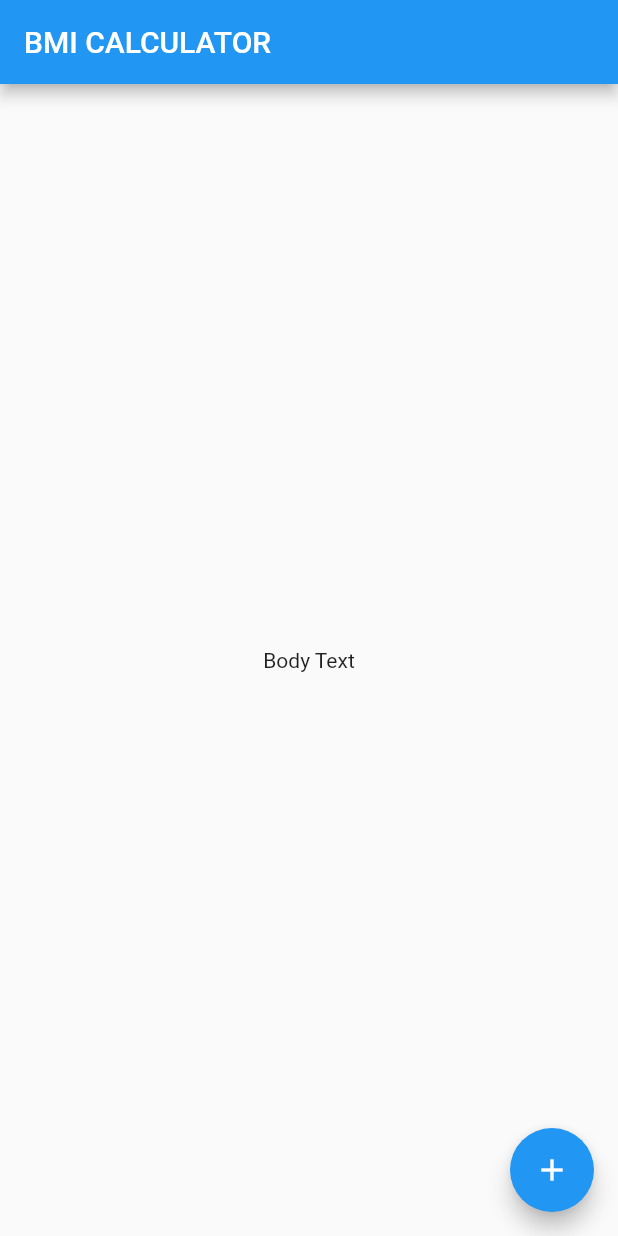
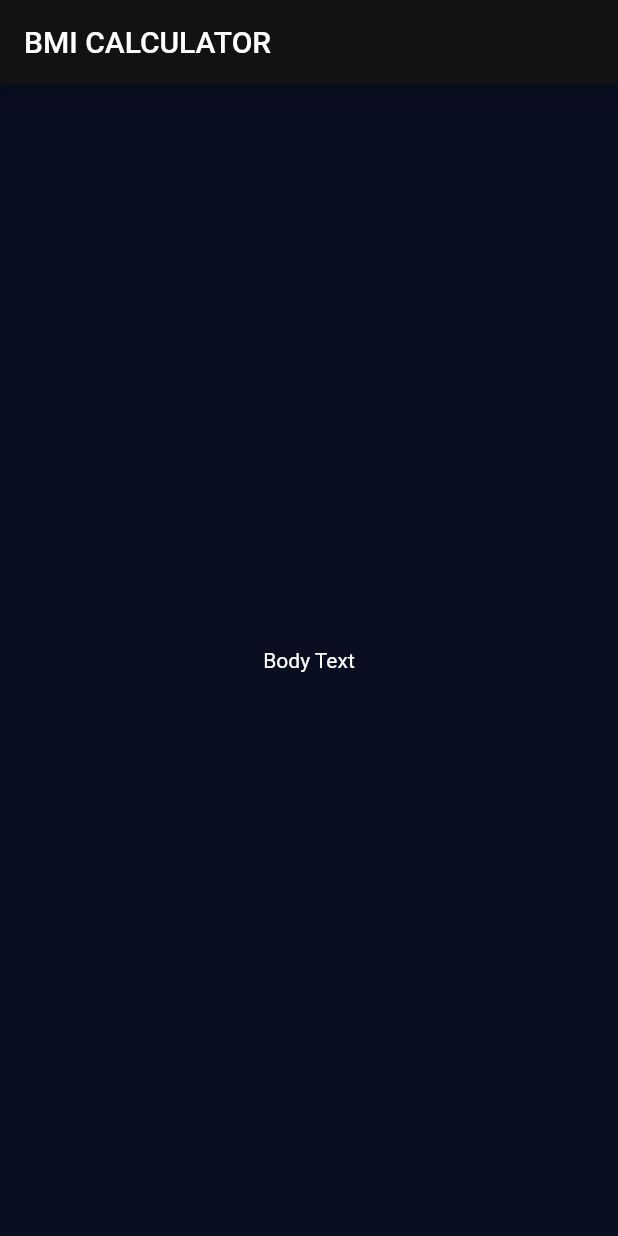
Before and after one commit to MateuszRajczyk/BMICalculator, a Flutter app: the screen it shows after launch, on a phone screen of 412 x 824 dp. Run offline on Flutter 3.47's test engine with Material 2 defaults, Android fonts, the phone set to English and light mode, and no system bars.

Commit message:
rename app name , add app theme in main.dart, refactor code, separate classes in separate files

```diff
--- /dev/null
+++ b/lib/input_page.dart
@@ -0,0 +1,22 @@
+import 'package:flutter/material.dart';
+
+class InputPage extends StatefulWidget {
+  const InputPage({super.key});
+
+  @override
+  State<InputPage> createState() => _InputPageState();
+}
+
+class _InputPageState extends State<InputPage> {
+  @override
+  Widget build(BuildContext context) {
+    return Scaffold(
+      appBar: AppBar(
+        title: const Text('BMI CALCULATOR'),
+      ),
+      body: const Center(
+        child: Text('Body Text'),
+      ),
+    );
+  }
+}
--- a/lib/main.dart
+++ b/lib/main.dart
@@ -1,4 +1,6 @@
 import 'package:flutter/material.dart';
+
+import 'input_page.dart';
 
 void main() => runApp(const BMICalculator());
 
@@ -7,33 +9,14 @@ class BMICalculator extends StatelessWidget {
 
   @override
   Widget build(BuildContext context) {
-    return const MaterialApp(
-      home: InputPage(),
+    return MaterialApp(
+      theme: ThemeData(
+        colorScheme: const ColorScheme.dark().copyWith(
+          primary: const Color(0xFF0A0E21),
+        ),
+        scaffoldBackgroundColor: const Color(0xFF0A0E21),
+      ),
+      home: const InputPage(),
     );
   }
 }
-
-class InputPage extends StatefulWidget {
-  const InputPage({super.key});
-
-  @override
-  State<InputPage> createState() => _InputPageState();
-}
-
-class _InputPageState extends State<InputPage> {
-  @override
-  Widget build(BuildContext context) {
-    return Scaffold(
-      appBar: AppBar(
-        title: const Text('BMI CALCULATOR'),
-      ),
-      body: const Center(
-        child: Text('Body Text'),
-      ),
-      floatingActionButton: FloatingActionButton(
-        onPressed: () {},
-        child: const Icon(Icons.add),
-      ),
-    );
-  }
-}
```
Also changed, not shown: 1 other file.
